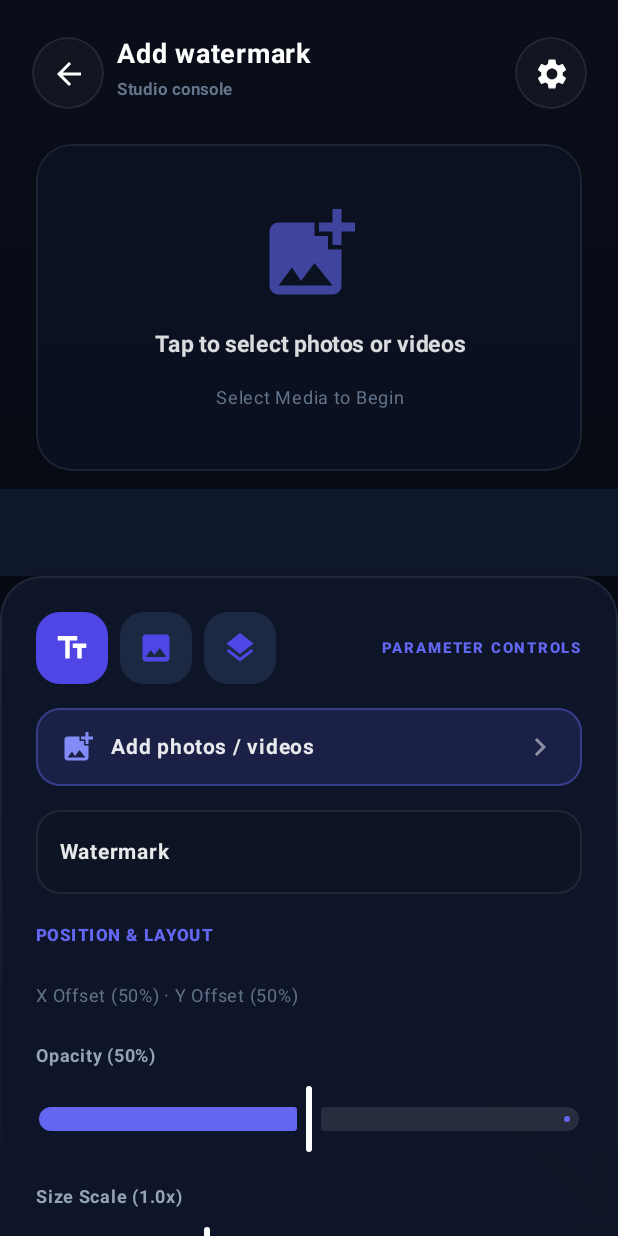
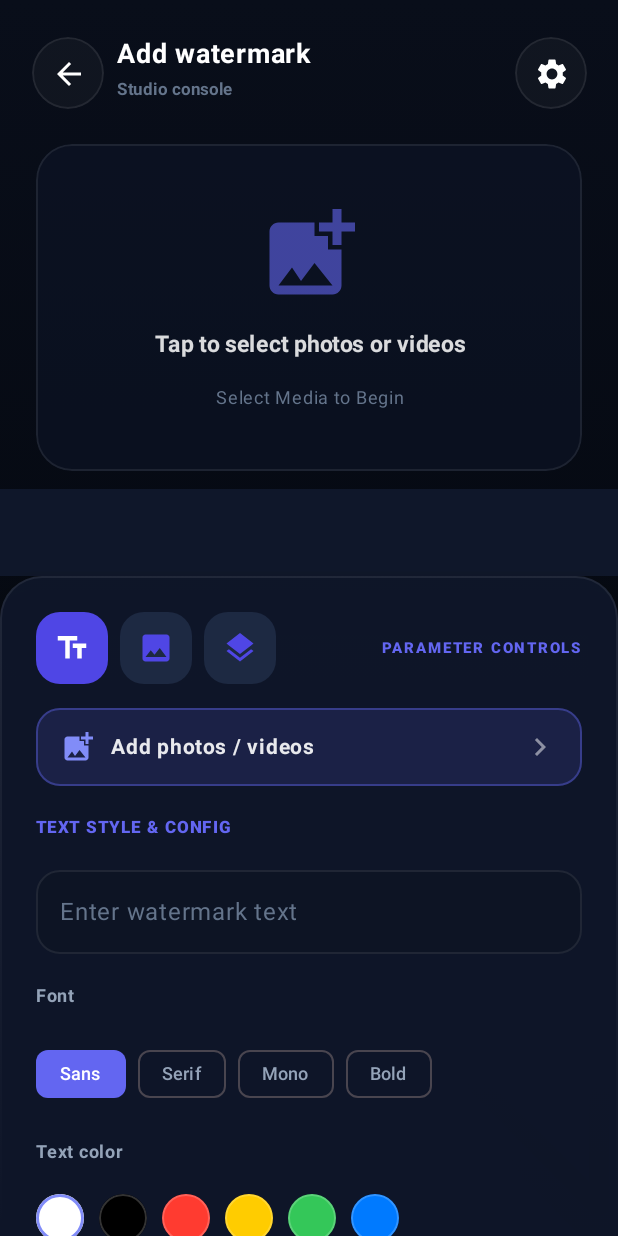
Before and after one commit to langnatech/watermarkstudio, an Android app built with Jetpack Compose: the EditorScreen screen opened through its navigation route, on a phone screen of 412 x 824 dp. Run offline under Robolectric (Android 15) with nearby library versions, the light colour scheme and no system bars; our stand-ins replace AdMob; libraries missing offline, so code that uses them is left out: android.widget, com.android.billingclient; pictures from the network do not load; 11 statements that could not run were skipped.

Commit message:
Fix watermark export bugs and add configurable text styling.
Add font, color, and size controls for text watermarks with shared rendering.
Support partial batch export, reliable MediaStore saves, and preview-aligned text position.
Fix OpenCV Mat leaks in advanced removal and skip remove layers in add-watermark mode.

```diff
--- a/app/build.gradle.kts
+++ b/app/build.gradle.kts
@@ -56,8 +56,8 @@ android {
     applicationId = "com.watermarkstudio"
     minSdk = 24
     targetSdk = 36
-    versionCode = 6
-    versionName = "1.0.5"
+    versionCode = 7
+    versionName = "1.0.6"
 
     testInstrumentationRunner = "androidx.test.runner.AndroidJUnitRunner"
 
--- a/app/src/main/java/com/watermarkstudio/model/Models.kt
+++ b/app/src/main/java/com/watermarkstudio/model/Models.kt
@@ -18,6 +18,11 @@ enum class WatermarkType {
     TEXT, IMAGE, REMOVE
 }
 
+/** Maps to Android [android.graphics.Typeface] and Compose [androidx.compose.ui.text.font.FontFamily]. */
+enum class WatermarkFontFamily {
+    SANS, SERIF, MONOSPACE, BOLD,
+}
+
 data class WatermarkConfig(
     val type: WatermarkType,
     val text: String = "",
@@ -27,5 +32,9 @@ data class WatermarkConfig(
     val y: Float = 50f, // Percentage 0-100
     val scale: Float = 1.0f,
     val rotation: Float = 0f,
-    val color: Int = -1 // Color.WHITE in Int
+    /** ARGB; default white. Applied with [opacity] at export/preview time. */
+    val color: Int = 0xFFFFFFFF.toInt(),
+    /** Text watermark font size in sp (independent of [scale], which is for image/remove layers). */
+    val textSizeSp: Float = 24f,
+    val fontFamily: WatermarkFontFamily = WatermarkFontFamily.SANS,
 )
--- a/app/src/main/java/com/watermarkstudio/removal/preview/RemovalPreviewHelper.kt
+++ b/app/src/main/java/com/watermarkstudio/removal/preview/RemovalPreviewHelper.kt
@@ -57,13 +57,14 @@ object RemovalPreviewHelper {
                 }
                 RemovalQuality.ADVANCED -> {
                     val tmp = org.opencv.core.Mat()
-                    org.opencv.photo.Photo.inpaint(src, mask, tmp, 5.0, org.opencv.photo.Photo.INPAINT_NS)
                     val feather =
                         com.watermarkstudio.removal.mask.MaskGenerator.createFeatheredMaskMat(
                             bitmap.width,
                             bitmap.height,
                             config,
                         )
+                    try {
+                        org.opencv.photo.Photo.inpaint(src, mask, tmp, 5.0, org.opencv.photo.Photo.INPAINT_NS)
                         com.watermarkstudio.removal.SeamlessBlendHelper.seamlessCloneInpaint(
                             src,
                             tmp,
@@ -73,8 +74,10 @@ object RemovalPreviewHelper {
                             config,
                             dst,
                         )
+                    } finally {
                         tmp.release()
                         feather.release()
+                    }
                 }
             }
             if (dst.channels() == 3) {
--- a/app/src/main/java/com/watermarkstudio/ui/components/WatermarkDragGeometry.kt
+++ b/app/src/main/java/com/watermarkstudio/ui/components/WatermarkDragGeometry.kt
@@ -8,7 +8,8 @@ import com.watermarkstudio.util.RemovalRegion
 
 /**
  * Maps [WatermarkConfig] x/y (0–100) to overlay top-left in the preview canvas.
- * Aligned with [com.watermarkstudio.util.MediaProcessor] image export semantics.
+ * TEXT layers use top-left semantics (aligned with [com.watermarkstudio.util.TextWatermarkRenderer]).
+ * IMAGE layers use inset range mapping (aligned with [com.watermarkstudio.util.MediaProcessor] image export).
  */
 internal object WatermarkDragGeometry {
 
--- a/app/src/main/java/com/watermarkstudio/ui/screens/EditorScreen.kt
+++ b/app/src/main/java/com/watermarkstudio/ui/screens/EditorScreen.kt
@@ -54,7 +54,10 @@ import com.watermarkstudio.model.MediaType
 import com.watermarkstudio.model.MediaItem
 import com.watermarkstudio.removal.preview.RemovalPreviewHelper
 import com.watermarkstudio.model.WatermarkConfig
+import com.watermarkstudio.model.WatermarkFontFamily
 import com.watermarkstudio.model.WatermarkType
+import com.watermarkstudio.ui.components.watermarkDisplayText
+import com.watermarkstudio.ui.components.watermarkTextStyle
 import com.watermarkstudio.ui.components.DraggableWatermarkOverlay
 import com.watermarkstudio.ui.components.InteractiveWatermarkPreview
 import com.watermarkstudio.viewmodel.WatermarkViewModel
@@ -203,7 +206,7 @@ fun EditorScreen(
             imageWatermarkLauncher.launch("image/*")
         }
         if (viewModel.consumePendingMultilayer()) {
-            viewModel.addWatermark(WatermarkConfig(WatermarkType.TEXT, text = "Layer 2"))
+            viewModel.addWatermark(WatermarkConfig(WatermarkType.TEXT, text = ""))
             selectedWatermarkIndex = 1
             showLayersSheet = true
         }
@@ -391,7 +394,7 @@ fun EditorScreen(
                                                 selectedWatermarkIndex = textIndex
                                             } else {
                                                 val newIndex = uiState.watermarkConfigs.size
-                                                viewModel.addWatermark(WatermarkConfig(WatermarkType.TEXT, text = "Watermark"))
+                                                viewModel.addWatermark(WatermarkConfig(WatermarkType.TEXT, text = ""))
                                                 selectedWatermarkIndex = newIndex
                                             }
                                         },
@@ -853,7 +856,11 @@ fun EditorScreen(
                                 Column(modifier = Modifier.weight(1f)) {
                                     Text(typeLabel, color = Color.White, fontWeight = FontWeight.Bold, fontSize = 14.sp)
                                     Text(
-                                        if (config.type == WatermarkType.TEXT) config.text else stringResource(R.string.layer_preview_image),
+                                        if (config.type == WatermarkType.TEXT) {
+                                            config.watermarkDisplayText(stringResource(R.string.hint_enter_watermark))
+                                        } else {
+                                            stringResource(R.string.layer_preview_image)
+                                        },
                                         color = Color(0xFF94A3B8),
                                         fontSize = 12.sp,
                                         maxLines = 1,
@@ -862,10 +869,11 @@ fun EditorScreen(
                                 if (uiState.watermarkConfigs.size > 1) {
                                     IconButton(
                                         onClick = {
+                                            val oldSelected = selectedWatermarkIndex
                                             viewModel.removeWatermark(index)
-                                            if (selectedWatermarkIndex >= uiState.watermarkConfigs.size - 1) {
-                                                selectedWatermarkIndex =
-                                                    (uiState.watermarkConfigs.size - 2).coerceAtLeast(0)
+                                            selectedWatermarkIndex = when {
+                                                index < oldSelected -> oldSelected - 1
+                                                else -> oldSelected.coerceAtMost(uiState.watermarkConfigs.size - 1)
                                             }
                                         },
                                     ) {
@@ -879,7 +887,7 @@ fun EditorScreen(
                 Button(
                     onClick = {
                         val newIndex = uiState.watermarkConfigs.size
-                        viewModel.addWatermark(WatermarkConfig(WatermarkType.TEXT, text = "Watermark"))
+                        viewModel.addWatermark(WatermarkConfig(WatermarkType.TEXT, text = ""))
                         selectedWatermarkIndex = newIndex
                     },
                     modifier = Modifier.fillMaxWidth(),
@@ -1251,11 +1259,8 @@ fun WatermarkOverlay(config: WatermarkConfig) {
             when (config.type) {
                 WatermarkType.TEXT -> {
                     Text(
-                        config.text,
-                        color = Color.White.copy(alpha = 0.6f),
-                        fontSize = (14 * config.scale).sp,
-                        fontWeight = FontWeight.Medium,
-                        letterSpacing = 2.sp
+                        text = config.watermarkDisplayText(stringResource(R.string.hint_enter_watermark)),
+                        style = config.watermarkTextStyle(),
                     )
                 }
                 WatermarkType.IMAGE -> {
@@ -1290,10 +1295,27 @@ fun WatermarkOverlay(config: WatermarkConfig) {
     }
 }
 
+private val watermarkTextColorPresets =
+    listOf(
+        0xFFFFFFFF.toInt(),
+        0xFF000000.toInt(),
+        0xFFFF3B30.toInt(),
+        0xFFFFCC00.toInt(),
+        0xFF34C759.toInt(),
+        0xFF007AFF.toInt(),
+    )
+
 @Composable
 fun WatermarkConfigTools(config: WatermarkConfig, onUpdate: (WatermarkConfig) -> Unit) {
     Column(verticalArrangement = Arrangement.spacedBy(16.dp)) {
         if (config.type == WatermarkType.TEXT) {
+            Text(
+                stringResource(R.string.text_style_lbl),
+                fontSize = 11.sp,
+                fontWeight = FontWeight.Black,
+                color = Color(0xFF6366F1),
+                letterSpacing = 1.sp,
+            )
             OutlinedTextField(
                 value = config.text,
                 onValueChange = { onUpdate(config.copy(text = it)) },
@@ -1317,6 +1339,80 @@ fun WatermarkConfigTools(config: WatermarkConfig, onUpdate: (WatermarkConfig) ->
                 ),
                 textStyle = LocalTextStyle.current.copy(fontSize = 14.sp, fontWeight = FontWeight.Bold)
             )
+
+            Text(
+                stringResource(R.string.font_family_lbl),
+                fontSize = 12.sp,
+                fontWeight = FontWeight.Bold,
+                color = Color(0xFF94A3B8),
+            )
+            LazyRow(horizontalArrangement = Arrangement.spacedBy(8.dp)) {
+                items(WatermarkFontFamily.entries.toList()) { family ->
+                    val selected = config.fontFamily == family
+                    val labelRes =
+                        when (family) {
+                            WatermarkFontFamily.SANS -> R.string.font_sans
+                            WatermarkFontFamily.SERIF -> R.string.font_serif
+                            WatermarkFontFamily.MONOSPACE -> R.string.font_mono
+                            WatermarkFontFamily.BOLD -> R.string.font_bold
+                        }
+                    FilterChip(
+                        selected = selected,
+                        onClick = { onUpdate(config.copy(fontFamily = family)) },
+                        label = { Text(stringResource(labelRes), fontSize = 12.sp) },
+                        colors =
+                            FilterChipDefaults.filterChipColors(
+                                selectedContainerColor = Color(0xFF6366F1),
+                                selectedLabelColor = Color.White,
+                            ),
+                    )
+                }
+            }
+
+            Text(
+                stringResource(R.string.text_color_lbl),
+                fontSize = 12.sp,
+                fontWeight = FontWeight.Bold,
+                color = Color(0xFF94A3B8),
+            )
+            LazyRow(horizontalArrangement = Arrangement.spacedBy(10.dp)) {
+                items(watermarkTextColorPresets) { preset ->
+                    val selected = (config.color and 0x00FFFFFF) == (preset and 0x00FFFFFF)
+                    Box(
+                        modifier =
+                            Modifier
+                                .size(32.dp)
+                                .clip(CircleShape)
+                                .background(Color(preset))
+                                .border(
+                                    width = if (selected) 2.dp else 1.dp,
+                                    color = if (selected) Color(0xFF818CF8) else Color.White.copy(alpha = 0.2f),
+                                    shape = CircleShape,
+                                )
+                                .clickable { onUpdate(config.copy(color = preset)) },
+                    )
+                }
+            }
+
+            Column(verticalArrangement = Arrangement.spacedBy(6.dp)) {
+                Text(
+                    stringResource(R.string.text_size_sp_format, config.textSizeSp.toInt()),
+                    fontSize = 12.sp,
+                    fontWeight = FontWeight.Bold,
+                    color = Color(0xFF94A3B8),
+                )
+                Slider(
+                    value = config.textSizeSp,
+                    onValueChange = { onUpdate(config.copy(textSizeSp = it)) },
+                    valueRange = 12f..72f,
+                    colors =
+                        SliderDefaults.colors(
+                            thumbColor = Color.White,
+                            activeTrackColor = Color(0xFF6366F1),
+                            inactiveTrackColor = Color.White.copy(alpha = 0.1f),
+                        ),
+                )
+            }
         }
 
         Text(
@@ -1359,6 +1455,7 @@ fun WatermarkConfigTools(config: WatermarkConfig, onUpdate: (WatermarkConfig) ->
             )
         }
 
+        if (config.type != WatermarkType.TEXT) {
             Column(verticalArrangement = Arrangement.spacedBy(6.dp)) {
                 Row(horizontalArrangement = Arrangement.SpaceBetween, modifier = Modifier.fillMaxWidth()) {
                     Text(
@@ -1372,12 +1469,14 @@ fun WatermarkConfigTools(config: WatermarkConfig, onUpdate: (WatermarkConfig) ->
                     value = config.scale,
                     onValueChange = { onUpdate(config.copy(scale = it)) },
                     valueRange = 0.1f..3f,
-                colors = SliderDefaults.colors(
+                    colors =
+                        SliderDefaults.colors(
                             thumbColor = Color.White,
                             activeTrackColor = Color(0xFF6366F1),
-                    inactiveTrackColor = Color.White.copy(alpha = 0.1f)
+                            inactiveTrackColor = Color.White.copy(alpha = 0.1f),
+                        ),
                 )
-            )
+            }
         }
     }
 }
--- a/app/src/main/java/com/watermarkstudio/util/AdMobHelper.kt
+++ b/app/src/main/java/com/watermarkstudio/util/AdMobHelper.kt
@@ -76,6 +76,9 @@ fun AdMobBannerAd(
                 loadAd(adRequest)
             }
         },
+        onRelease = { adView ->
+            adView.destroy()
+        },
         update = { adView ->
             // AdView properties update logic if needed
         }
@@ -123,8 +126,8 @@ object InterstitialAdLoader {
                 override fun onAdDismissedFullScreenContent() {
                     Log.d(TAG, "Interstitial ad dismissed fullscreen.")
                     mInterstitialAd = null
-                    // Reload for next usage
-                    loadAd(activity)
+                    // Reload for next usage using applicationContext to avoid Activity leak
+                    loadAd(activity.applicationContext)
                     onAdClosed()
                 }
 
--- a/app/src/main/res/values/strings.xml
+++ b/app/src/main/res/values/strings.xml
@@ -67,6 +67,7 @@
     <string name="export_status_success_desc">%1$d file(s) saved to your gallery.</string>
     <string name="export_status_partial_title">Partially exported</string>
     <string name="export_status_partial_desc">Saved %1$d of %2$d files. Some items could not be processed.</string>
+    <string name="export_warning_remove_layers_ignored">Remove-region layers were skipped (add-watermark mode only applies text/image layers).</string>
     <string name="export_status_failed_title">Export failed</string>
     <string name="export_status_failed_desc">Could not process the selected media. Check the format and try again.</string>
     <string name="export_error_no_media">Please select at least one photo or video.</string>
@@ -88,6 +89,13 @@
     <string name="opacity_pct_format">Opacity (%1$d%%)</string>
     <string name="text_style_lbl">TEXT STYLE &amp; CONFIG</string>
     <string name="hint_enter_watermark">Enter watermark text</string>
+    <string name="font_family_lbl">Font</string>
+    <string name="font_sans">Sans</string>
+    <string name="font_serif">Serif</string>
+    <string name="font_mono">Mono</string>
+    <string name="font_bold">Bold</string>
+    <string name="text_color_lbl">Text color</string>
+    <string name="text_size_sp_format">Font size (%1$d sp)</string>
     <string name="video_export_duration_lbl">VIDEO EXPORT DURATION</string>
     <string name="video_restricted_duration_desc">Free exports are capped at 15s. Upgrade to Pro to remove limits</string>
     <string name="watermark_removed_snack">Watermark removed.</string>
```
Also changed, not shown: app/src/main/java/com/watermarkstudio/removal/RemovalPipeline.kt (+8 -38 lines), app/src/main/java/com/watermarkstudio/removal/image/ImageRemovalEngine.kt (+17 -5 lines), app/src/main/java/com/watermarkstudio/removal/video/VideoRemovalEngine.kt (+7 -29 lines), app/src/main/java/com/watermarkstudio/ui/components/InteractiveWatermarkPreview.kt (+7 -12 lines), app/src/main/java/com/watermarkstudio/ui/components/WatermarkTextCompose.kt (added, +29 -0 lines), app/src/main/java/com/watermarkstudio/util/MediaProcessor.kt (+53 -98 lines), app/src/main/java/com/watermarkstudio/util/MediaStoreSaveHelper.kt (added, +91 -0 lines), app/src/main/java/com/watermarkstudio/util/TextWatermarkRenderer.kt (added, +88 -0 lines), app/src/main/java/com/watermarkstudio/viewmodel/WatermarkViewModel.kt (+26 -29 lines), 2 other files. Lines whose indentation alone changed are shown as unchanged.
